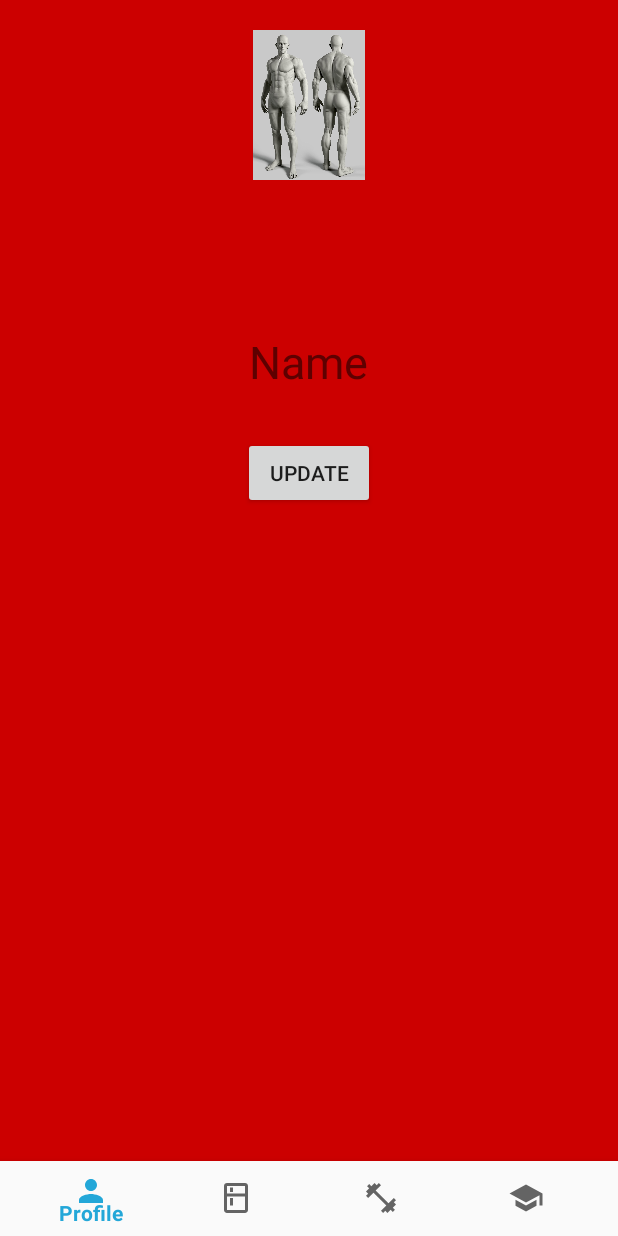
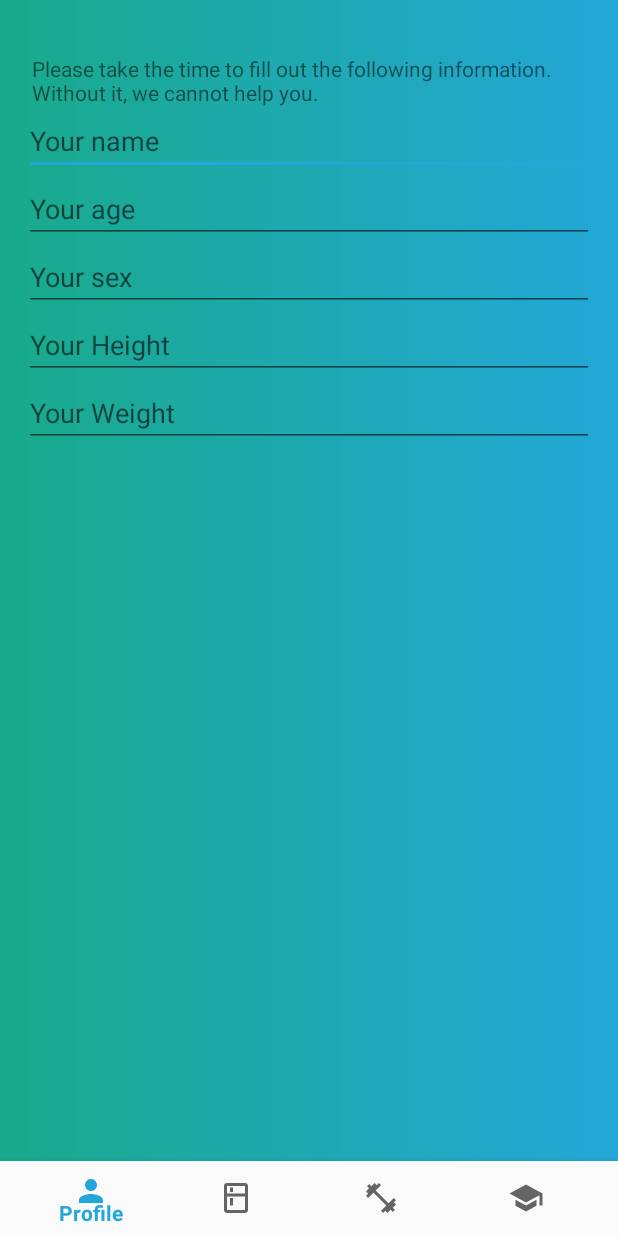
Before and after one commit to FlemmingLarsen/easyfitplan, an Android app: the screen it shows after launch once a user with an empty profile is signed in (MenuActivity), on a phone screen of 412 x 824 dp. Run offline under Robolectric (Android 15) with nearby library versions, the phone set to English and light mode, and no system bars; our stand-ins replace Firebase (no records; nobody signed in at launch, a user with empty details on screens opened directly); libraries missing offline, so code that uses them is left out: android.support.design.

```diff
--- a/app/build.gradle
+++ b/app/build.gradle
@@ -34,6 +34,6 @@ dependencies {
     testImplementation 'junit:junit:4.12'
     implementation 'com.google.firebase:firebase-auth:16.1.0'
     implementation 'com.google.firebase:firebase-storage:16.0.5'
-    implementation 'com.google.firebase:firebase-core:16.0.6'
+    implementation 'com.google.firebase:firebase-core:16.0.7'
     implementation 'com.google.firebase:firebase-database:16.0.6'
 }
--- a/app/src/main/java/dk/flemminglarsen/easyfitplan/ExerciseFragment.java
+++ b/app/src/main/java/dk/flemminglarsen/easyfitplan/ExerciseFragment.java
@@ -37,7 +37,7 @@ public class ExerciseFragment extends Fragment {
         final int[] x = new int[1];
         final int[] y = new int[1];
 
-        RelativeLayout exerciseFragment = null;
+       /* RelativeLayout exerciseFragment = null;
         exerciseFragment = (RelativeLayout)view.findViewById(R.id.exerciseScreen);
 
         //OnTouch for bodyimage
@@ -57,7 +57,7 @@ public class ExerciseFragment extends Fragment {
                 }
                 return true;
             }
-        });
+        });*/
 
 
         //Exercise and Programs buttons to fragments
--- a/app/src/main/java/dk/flemminglarsen/easyfitplan/MenuActivity.java
+++ b/app/src/main/java/dk/flemminglarsen/easyfitplan/MenuActivity.java
@@ -3,9 +3,11 @@ package dk.flemminglarsen.easyfitplan;
 import android.support.annotation.NonNull;
 import android.support.design.widget.BottomNavigationView;
 import android.support.v4.app.Fragment;
+import android.support.v4.widget.DrawerLayout;
 import android.support.v7.app.AppCompatActivity;
 import android.os.Bundle;
 import android.view.MenuItem;
+import android.view.View;
 
 public class MenuActivity extends AppCompatActivity {
 
@@ -18,6 +20,8 @@ public class MenuActivity extends AppCompatActivity {
                 bottomNav.setOnNavigationItemSelectedListener(navListener);
                 BottomNavigationViewHelper.disableShiftMode(bottomNav);
 
+
+
                 //Old initiation of navigation menu (with shift mode)
                 /*
                 BottomNavigationView bottomNavigationView = (BottomNavigationView) findViewById(R.id.bottom_navigation_bar);
@@ -27,7 +31,8 @@ public class MenuActivity extends AppCompatActivity {
                 //If nothing is chosen, set fragmentcontainer to Profilefragment - ie. as the default
                 if (savedInstanceState == null) {
                         getSupportFragmentManager().beginTransaction().replace(R.id.fragment_container,
-                                new ProfileFragment()).commit();
+                                new UserInformationFragment()).commit();
+
                 }
         }
 
@@ -60,5 +65,4 @@ public class MenuActivity extends AppCompatActivity {
                         }
                 };
 
-
 }
--- a/app/src/main/java/dk/flemminglarsen/easyfitplan/ProfileFragment.java
+++ b/app/src/main/java/dk/flemminglarsen/easyfitplan/ProfileFragment.java
@@ -27,6 +27,9 @@ public class ProfileFragment extends Fragment {
             String email = user.getEmail();
             profileEmail.setText(email);
 
+            /*String name = user.getDisplayName();
+            profileEmail.setText(name);*/
+
         }
 
         return view;
--- a/app/src/main/java/dk/flemminglarsen/easyfitplan/UserInformationFragment.java
+++ b/app/src/main/java/dk/flemminglarsen/easyfitplan/UserInformationFragment.java
@@ -2,6 +2,8 @@ package dk.flemminglarsen.easyfitplan;
 
 import android.os.Bundle;
 import android.support.annotation.Nullable;
+import android.support.design.internal.BottomNavigationMenu;
+import android.support.design.widget.BottomNavigationView;
 import android.support.v4.app.Fragment;
 import android.support.v4.app.FragmentTransaction;
 import android.view.LayoutInflater;
@@ -9,12 +11,24 @@ import android.view.View;
 import android.view.ViewGroup;
 import android.widget.Button;
 
+import com.google.firebase.auth.FirebaseAuth;
+
 public class UserInformationFragment extends Fragment {
+
+    FirebaseAuth mAuth;
+
+    @Override
+    public void onStart() {
+        super.onStart();
+    }
 
     @Nullable
     @Override
     public View onCreateView(LayoutInflater inflater, @Nullable ViewGroup container, @Nullable Bundle savedInstanceState) {
-        View view = inflater.inflate(R.layout.fragment_training, container, false);
+        View view = inflater.inflate(R.layout.fragment_userinformation, container, false);
+
+
+        FirebaseAuth.getInstance();
 
 
         return view;
--- a/app/src/main/res/layout/activity_menu.xml
+++ b/app/src/main/res/layout/activity_menu.xml
@@ -18,6 +18,6 @@
         android:layout_height="50dp"
         android:layout_alignParentBottom="true"
         android:background="?android:attr/windowBackground"
-        app:menu="@menu/bottom_navigation" />
+        app:menu="@menu/bottom_navigation"/>
 
 </RelativeLayout>
--- a/app/src/main/res/layout/fragment_userinformation.xml
+++ b/app/src/main/res/layout/fragment_userinformation.xml
@@ -1,7 +1,8 @@
 <RelativeLayout xmlns:android="http://schemas.android.com/apk/res/android"
     android:layout_width="match_parent"
     android:layout_height="match_parent"
-    android:background="@drawable/grad_bg">
+    android:background="@drawable/grad_bg"
+    android:padding="16dp">
 
     <TextView
         android:id="@+id/toptext"
@@ -10,17 +11,41 @@
         android:layout_marginRight="5dp"
         android:layout_width="wrap_content"
         android:layout_height="wrap_content"
-        android:text="Welcome to EasyFitApp. Please take the time to fill out the following information. That way, well be able to help you much better."/>
+        android:text="Please take the time to fill out the following information. Without it, we cannot help you."/>
 
-    <TextView
-        android:id="@+id/bottomtext"
+    <EditText
         android:layout_below="@+id/toptext"
-        android:layout_marginTop="20dp"
-        android:layout_marginLeft="5dp"
-        android:layout_marginRight="5dp"
-        android:layout_width="wrap_content"
-        android:layout_height="wrap_content"
-        android:text="If you are ever in doubt with any function in the app. Look for this icon. Clicking it, will display a helping tip for anything it is placed next to. Have fun and enjoy."/>
+        android:hint="Your name"
+        android:id="@+id/editName"
+        android:layout_width="match_parent"
+        android:layout_height="wrap_content" />
 
+    <EditText
+        android:layout_below="@+id/editName"
+        android:hint="Your age"
+        android:id="@+id/editAge"
+        android:layout_width="match_parent"
+        android:layout_height="wrap_content" />
+
+    <EditText
+        android:layout_below="@+id/editAge"
+        android:hint="Your sex"
+        android:id="@+id/editSex"
+        android:layout_width="match_parent"
+        android:layout_height="wrap_content" />
+
+    <EditText
+        android:layout_below="@+id/editSex"
+        android:hint="Your Height"
+        android:id="@+id/editHeight"
+        android:layout_width="match_parent"
+        android:layout_height="wrap_content" />
+
+    <EditText
+        android:layout_below="@+id/editHeight"
+        android:hint="Your Weight"
+        android:id="@+id/editWeight"
+        android:layout_width="match_parent"
+        android:layout_height="wrap_content" />
 
 </RelativeLayout>
--- a/app/src/main/res/values/styles.xml
+++ b/app/src/main/res/values/styles.xml
@@ -5,7 +5,7 @@
         <!-- Customize your theme here. -->
         <item name="colorPrimary">@color/colorPrimary</item>
         <item name="colorPrimaryDark">@color/colorPrimaryDark</item>
-        <item name="colorAccent">@color/colorAccent</item>
+        <item name="colorAccent">@color/colorPrimaryDark</item>
         <item name="windowActionBar">false</item>
         <item name="windowNoTitle">true</item>
     </style>
--- a/build.gradle
+++ b/build.gradle
@@ -7,7 +7,7 @@ buildscript {
 
     }
     dependencies {
-        classpath 'com.android.tools.build:gradle:3.3.0'
+        classpath 'com.android.tools.build:gradle:3.3.1'
 
 
         // NOTE: Do not place your application dependencies here; they belong
```
